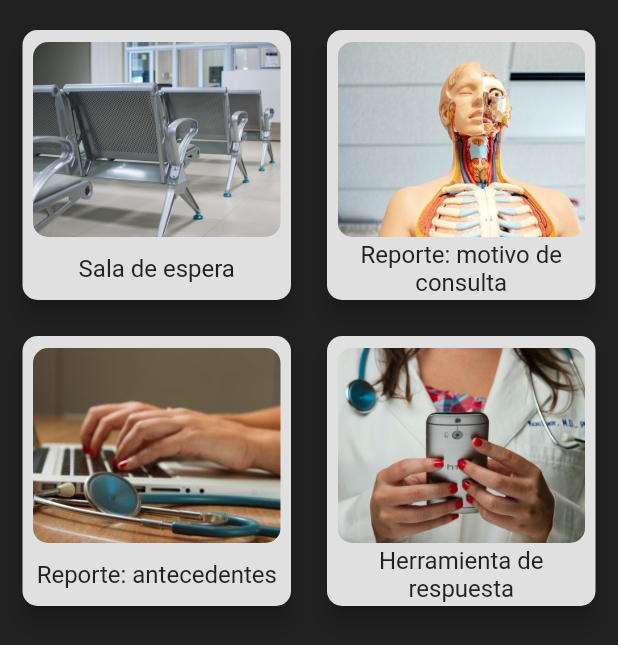
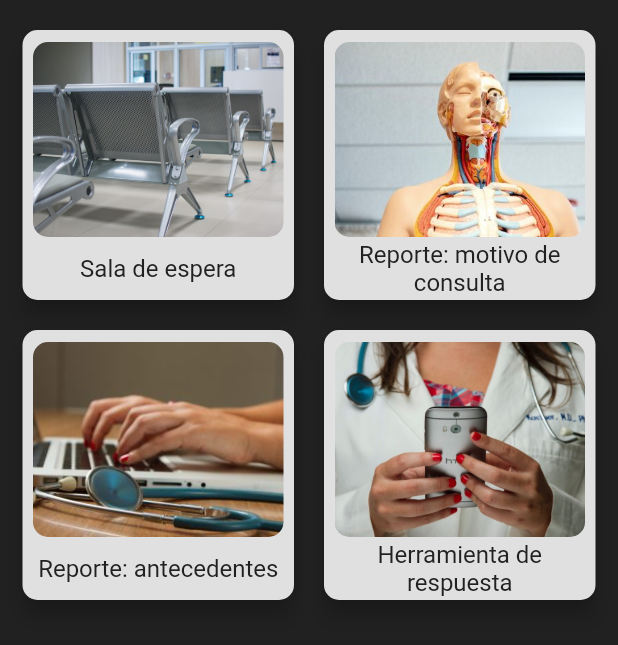
Before and after one commit to Sres0/HerramientasConsultaLSC, a Flutter app: the ConsultationToolsScreen screen opened by its route, on a phone screen of 412 x 824 dp. Shown: the top 645 px of the screen. Run offline on Flutter 3.47's test engine with Material 2 defaults, Android fonts, the light colour scheme and no system bars.

Commit message:
grid view spacing

```diff
--- a/lib/constants/theme_data.dart
+++ b/lib/constants/theme_data.dart
@@ -24,7 +24,7 @@ EdgeInsets kSecondaryEdgeInsets = EdgeInsets.all(20);
 EdgeInsets kPrimaryEdgeInsetsSymmetric =
     EdgeInsets.symmetric(horizontal: 5, vertical: 10);
 EdgeInsets kSecondaryEdgeInsetsSymmetric =
-    EdgeInsets.symmetric(horizontal: 5, vertical: 0);
+    EdgeInsets.symmetric(horizontal: 7, vertical: 0);
 double kPrimaryElevation = 6.0;
 
 //THEME DATA
--- a/lib/screens/consultation_tools_screen.dart
+++ b/lib/screens/consultation_tools_screen.dart
@@ -12,9 +12,6 @@ class ConsultationToolsScreen extends StatelessWidget {
     var _gridDelegate = SliverGridDelegateWithMaxCrossAxisExtent(
       mainAxisExtent: 200,
       maxCrossAxisExtent: 300,
-      childAspectRatio: 4 / 3,
-      crossAxisSpacing: 4,
-      mainAxisSpacing: 4,
     );
 
     return Scaffold(
```
